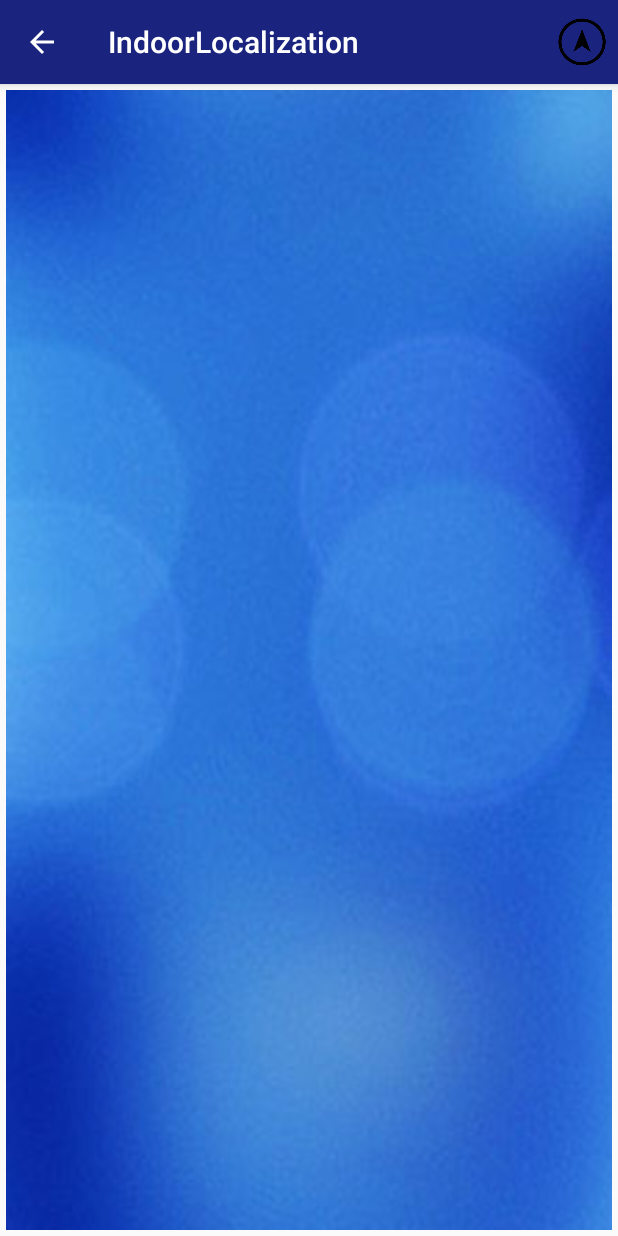
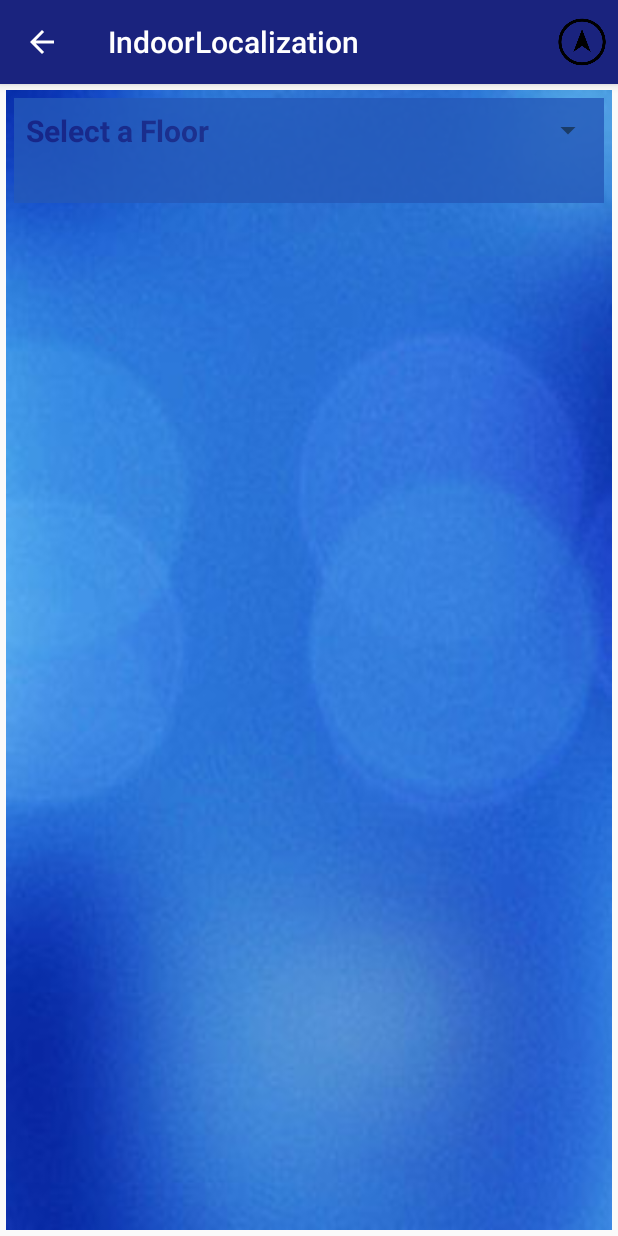
Before and after one commit to abhishek1508/Android-Projects, an Android app: the screen it shows after launch (LocatorDetailsActivity), after a tap on "Jordan Hall", on a phone screen of 412 x 824 dp. Run offline under Robolectric (Android 15) with nearby library versions, the phone set to English and light mode, and no system bars.

Commit message:
Added a class to add the textual signs and corresponding location. Also added the startActivity call to autocomplete textview in the LocationFinder Activity.

```diff
--- a/IndoorLocalization/app/src/main/java/com/example/abhishek/indoorlocalization/Current_Location.java
+++ b/IndoorLocalization/app/src/main/java/com/example/abhishek/indoorlocalization/Current_Location.java
@@ -2,13 +2,24 @@ package com.example.abhishek.indoorlocalization;
 
 import android.app.Fragment;
 import android.content.Context;
+import android.content.Intent;
 import android.os.Bundle;
+import android.util.Log;
+import android.view.KeyEvent;
 import android.view.LayoutInflater;
 import android.view.View;
 import android.view.ViewGroup;
+import android.view.inputmethod.EditorInfo;
+import android.view.inputmethod.InputMethodManager;
+import android.widget.AdapterView;
 import android.widget.ArrayAdapter;
+import android.widget.AutoCompleteTextView;
 import android.widget.ExpandableListView;
+import android.widget.ListView;
+import android.widget.RelativeLayout;
 import android.widget.Spinner;
+import android.widget.TextView;
+import android.widget.Toast;
 
 import java.util.ArrayList;
 import java.util.HashMap;
@@ -20,12 +31,121 @@ import java.util.List;
 public class Current_Location extends Fragment {
 
     Context mContext;
+    public String[] mFloorNumber = new String[LocatorDetailsActivity.number_of_floors+1];
+    public String[] mListOfSigns;
+    private AutoCompleteTextView mSelectSign;
+    private Spinner mSelectFloor;
+    private RelativeLayout relative;
+    private String mDebug = Current_Location.class.getName();
 
     @Override
     public View onCreateView(LayoutInflater inflater, ViewGroup container, Bundle savedInstanceState) {
         View view = inflater.inflate(R.layout.layout_current_location, container, false);
+        init();
+        mSelectFloor = (Spinner)view.findViewById(R.id.spinner_select_floor);
+        mSelectSign = (AutoCompleteTextView)view.findViewById(R.id.auto_complete_sign_selection);
+        relative = (RelativeLayout)view.findViewById(R.id.relativeLayout_for_select_sign);
 
+        CustomAdapter mAdapter = new CustomAdapter(getActivity(),R.layout.layout_floor_list,R.id.floor_number,mFloorNumber);
+        mSelectFloor.setAdapter(mAdapter);
+
+        mSelectFloor.setOnItemSelectedListener(new AdapterView.OnItemSelectedListener() {
+            @Override
+            public void onItemSelected(AdapterView<?> parent, View view, int position, long id) {
+
+                /* Stores the value of floor selected in a string variable. It then
+                compares it with "Select a Floor" to match if the floor selected is a Floor number.
+                If the selected floor is a floor number then the relative layout allowing the user
+                to select a sign is made visible and the AutoCompleteTextView is populated with
+                signs relevant to the floor selected.
+                 */
+                String floor_selected = parent.getItemAtPosition(position).toString();
+                if(!floor_selected .equalsIgnoreCase("Select a Floor")) {
+                    relative.setVisibility(View.VISIBLE);
+                    DatabaseHelperAdapter mDatabaseHelperAdapter = DatabaseHelperAdapter.getInstance(mContext);
+                    mListOfSigns = mDatabaseHelperAdapter.getSigns(floor_selected);
+                    CustomAdapter mAdapter = new CustomAdapter(getActivity(), R.layout.layout_select_sign, R.id.text_select_sign, mListOfSigns);
+                    mSelectSign.setAdapter(mAdapter);
+                }
+                else
+                    relative.setVisibility(View.INVISIBLE);
+            }
+
+            @Override
+            public void onNothingSelected(AdapterView<?> parent) {
+
+            }
+        });
+
+        mSelectSign.setOnEditorActionListener(new TextView.OnEditorActionListener() {
+            @Override
+            public boolean onEditorAction(TextView v, int actionId, KeyEvent event) {
+                /* When the user clicks DONE in soft key board, the code checks if the text entered
+                by the user has been selected from the populated options available, or the user has
+                entered his own text. If the text does not exists in the populated list then the user
+                is shown a toast telling him to select a sign from the list.
+                 */
+                if(actionId == EditorInfo.IME_ACTION_GO){
+                    InputMethodManager imm = (InputMethodManager) mContext.getSystemService(Context.INPUT_METHOD_SERVICE);
+                    imm.hideSoftInputFromWindow(getActivity().getCurrentFocus().getWindowToken(),InputMethodManager.HIDE_NOT_ALWAYS);
+                    String mSignEntered = mSelectSign.getText().toString();
+                    int result = 0;
+                    for(int i = 0; i < mListOfSigns.length; i++){
+                        if(!mSignEntered.equalsIgnoreCase(mListOfSigns[i])){
+                            continue;
+                        }
+                        else{
+                            result = 1;
+                            break;
+                        }
+                    }
+                    if(result != 1)
+                        Toast.makeText(mContext,"Please select a sign from the list",Toast.LENGTH_LONG).show();
+                    else{
+                        Intent intent = new Intent(getActivity(),FindOnMap.class);
+                        startActivity(intent);
+                    }
+
+                }
+                return false;
+            }
+        });
         return view;
     }
 
+    private void init(){
+
+        mContext = getActivity().getApplicationContext();
+        mFloorNumber[0] = "Select a Floor";
+        // initialize the mFloorNumber array with the Floor values.
+        for(int i = 1; i < LocatorDetailsActivity.number_of_floors+1; i++)
+            mFloorNumber[i] = "Floor "+i;
+    }
+
+    public class CustomAdapter extends ArrayAdapter<String> {
+
+        private String[] mValuesList;
+        Context mContext;
+        private int layout;
+        private int text_view_id;
+        public CustomAdapter(Context mContext, int resource, int textViewResourceId, String[] mSelectSign) {
+            super(mContext, resource, textViewResourceId, mSelectSign);
+            this.layout = resource;
+            this.text_view_id = textViewResourceId;
+            this.mValuesList = mSelectSign;
+            this.mContext = mContext;
+        }
+
+        @Override
+        public View getView(int position, View convertView, ViewGroup parent) {
+            View row = convertView;
+            if(row == null){
+                LayoutInflater inflater = (LayoutInflater) mContext.getSystemService(Context.LAYOUT_INFLATER_SERVICE);
+                row = inflater.inflate(layout,parent,false);
+            }
+            TextView mText = (TextView)row.findViewById(text_view_id);
+            mText.setText(mValuesList[position]);
+            return row;
+        }
+    }
 }
--- /dev/null
+++ b/IndoorLocalization/app/src/main/java/com/example/abhishek/indoorlocalization/DatabaseHelperAdapter.java
@@ -0,0 +1,147 @@
+package com.example.abhishek.indoorlocalization;
+
+/**
+ * Created by shardendu on 2/27/15.
+ */
+import android.content.ContentValues;
+import android.content.Context;
+import android.database.Cursor;
+import android.database.sqlite.SQLiteDatabase;
+import android.database.sqlite.SQLiteOpenHelper;
+import android.util.Log;
+
+import java.util.ArrayList;
+import java.util.Map;
+
+
+public class DatabaseHelperAdapter {
+
+    DatabaseHelper helper;
+    private static String mDebug = DatabaseHelperAdapter.class.getName();
+    private static DatabaseHelperAdapter mInstance = null;
+
+    private DatabaseHelperAdapter(Context context) {
+
+        helper = new DatabaseHelper(context);
+        helper.getWritableDatabase();
+    }
+
+    public static DatabaseHelperAdapter getInstance(Context context){
+        if(mInstance == null) {
+            mInstance = new DatabaseHelperAdapter(context);
+            Log.d(mDebug,"First time instance creation");
+        }
+        else
+            Log.d(mDebug,"Using the same instance");
+        return mInstance;
+    }
+
+    public ArrayList<String> getLocation(String mFloorNum, String mSignText) {
+        SQLiteDatabase db2 = helper.getWritableDatabase();
+        String[] columns = {helper.LOCATION};
+        Cursor cursor = db2.query(helper.TABLE_NAME, columns, helper.FLOOR+" = '"+mFloorNum+"'" + "and " + helper.CURR_SIGN + "= '"+ mSignText+"'", null, null, null, null);
+
+        //StringBuffer buffer = new StringBuffer();
+        ArrayList<String> locate = new ArrayList<String>();
+        int i=0;
+        while(cursor.moveToNext()) {
+            int u_id = cursor.getColumnIndex(helper.LOCATION);
+            locate.add(cursor.getString(u_id));
+
+        }
+        return locate;
+    }
+    public Integer getFloorCount(String build_name) {
+        SQLiteDatabase db2 = helper.getWritableDatabase();
+        String[] columns = {helper.FLOOR};
+        Cursor cursor = db2.query(true,helper.TABLE_NAME,columns,helper.BUILD_NAME+ " = '"+build_name+"'",null,null,null,null,null);
+        int i=cursor.getCount();
+        return i;
+    }
+    public String[] getSigns(String mFloorNum) {
+        SQLiteDatabase db2 = helper.getWritableDatabase();
+        String[] columns = {helper.CURR_SIGN};
+
+        Cursor cursor = db2.query(true,helper.TABLE_NAME,columns,helper.FLOOR+ " = '"+mFloorNum+"'",null,null,null,null,null);
+        String[] signs = new String[cursor.getCount()];
+        int i=0;
+        while(cursor.moveToNext()){
+            int u_id = cursor.getColumnIndex(helper.CURR_SIGN);
+            signs[i]=cursor.getString(u_id);
+            i++;
+
+        }
+        return signs;
+    }
+
+    public class DatabaseHelper extends SQLiteOpenHelper {
+
+        private static final String DATABASE_NAME= "ILSDatabase";
+        private static final String TABLE_NAME="ILSTable";
+        private static final int DATABASE_VERSION = 37;
+        private static final String BUILD_NAME="build_name";
+        private static final String FLOOR="floor";
+        private static final String PREV_SIGN="prev_sign";
+        private static final String CURR_SIGN="curr_sign";
+        private static final String NEXT_SIGN="next_sign";
+        private static final String LOCATION="_location";
+        private static final String CREATE_TABLE="CREATE TABLE "+ TABLE_NAME +" ("+BUILD_NAME+" VARCHAR(50),"+FLOOR+" VARCHAR(50), "+PREV_SIGN+" VARCHAR(50), " +
+                " "+CURR_SIGN+" VARCHAR(50), "+NEXT_SIGN+" VARCHAR(50), "+LOCATION+" VARCHAR(50) PRIMARY KEY);";
+        private static final String DROP_TABLE="Drop table IF EXISTS "+ TABLE_NAME;
+        private Context context;
+
+        //constructor- mandatory
+        public DatabaseHelper(Context context){
+            super(context, DATABASE_NAME, null,DATABASE_VERSION);//takes context, datbasename, custom cursor and database version
+            this.context=context;
+            Log.d("Constructor", "Constructor called");
+        }
+
+        //onCreate called only when database doesn't exist
+        @Override
+        public void onCreate(SQLiteDatabase db) {
+
+            try {
+                db.execSQL(CREATE_TABLE);
+                ContentValues cv= new ContentValues();
+                for(int i = 0; i < EnterSignsAndLocation.mList.size(); i++){
+                    cv.put(DatabaseHelper.BUILD_NAME, "Jordan Hall");
+                    cv.put(DatabaseHelper.FLOOR,"Floor "+String.valueOf(i+1));
+                    for(Map.Entry me : EnterSignsAndLocation.mList.get(i).entrySet()){
+                        cv.put(DatabaseHelper.CURR_SIGN, String.valueOf(me.getKey()));
+                        cv.put(DatabaseHelper.LOCATION,String.valueOf(me.getValue()));
+                        insertValues(db, cv);
+                    }
+                }
+
+            }catch (Exception e){
+                e.printStackTrace();
+            }
+
+
+        }
+        public void insertValues(SQLiteDatabase db, ContentValues cv){
+            try{
+                long id=db.insert(DatabaseHelper.TABLE_NAME,null, cv);
+            }catch (Exception e){
+                e.printStackTrace();
+            }
+
+
+        }
+
+        @Override
+        public void onUpgrade(SQLiteDatabase db, int oldVersion, int newVersion) {
+
+            try {
+                db.execSQL(DROP_TABLE);
+                onCreate(db);
+            }catch (Exception e){
+            }
+        }
+    }
+
+}
+/**
+ * Created by shardendu on 2/26/15.
+ */
--- /dev/null
+++ b/IndoorLocalization/app/src/main/java/com/example/abhishek/indoorlocalization/EnterSignsAndLocation.java
@@ -0,0 +1,32 @@
+package com.example.abhishek.indoorlocalization;
+
+        import java.util.ArrayList;
+        import java.util.HashMap;
+        import java.util.List;
+
+/**
+ * Created by ABHISHEK on 02-04-2015.
+ */
+public class EnterSignsAndLocation {
+
+    public static List<HashMap<String,String>> mList = new ArrayList<>();
+    HashMap<String,String> mFloor1Details = new HashMap<>();
+    HashMap<String,String> mFloor2Details = new HashMap<>();
+    HashMap<String,String> mFloor3Details = new HashMap<>();
+    HashMap<String,String> mFloor4Details = new HashMap<>();
+
+    public void fill_data(){
+        mFloor1Details.put("AAAA","1111");
+        mFloor1Details.put("AABB","2222");
+        mFloor2Details.put("CCCC","3333");
+        mFloor2Details.put("CCDD","4444");
+        mFloor3Details.put("EEEE","5555");
+        mFloor3Details.put("EEFF","6666");
+        mFloor4Details.put("GGGG","7777");
+        mFloor4Details.put("GGHH","8888");
+        mList.add(mFloor1Details);
+        mList.add(mFloor2Details);
+        mList.add(mFloor3Details);
+        mList.add(mFloor4Details);
+    }
+}
--- a/IndoorLocalization/app/src/main/java/com/example/abhishek/indoorlocalization/LocationFinder.java
+++ b/IndoorLocalization/app/src/main/java/com/example/abhishek/indoorlocalization/LocationFinder.java
@@ -6,6 +6,7 @@ import android.graphics.Bitmap;
 import android.graphics.BitmapFactory;
 import android.support.v7.app.ActionBarActivity;
 import android.os.Bundle;
+import android.util.Log;
 import android.view.KeyEvent;
 import android.view.LayoutInflater;
 import android.view.MotionEvent;
@@ -33,6 +34,10 @@ public class LocationFinder extends ActionBarActivity {
     Bitmap bm = null;
     RoundImage roundedImage;
     int image = R.drawable.background;
+    DatabaseHelperAdapter mDatabaseHelperAdapter;
+    EnterSignsAndLocation mEnterData = null;
+    private String mDebug = LocationFinder.class.getName();
+    private int mNumberOfFloors = 0;
 
     @Override
     public void onCreate(Bundle savedInstanceState) {
@@ -59,7 +64,9 @@ public class LocationFinder extends ActionBarActivity {
             @Override
             public boolean onEditorAction(TextView v, int actionId, KeyEvent event) {
                 if(actionId == EditorInfo.IME_ACTION_GO){
-                    Toast.makeText(LocationFinder.this, mAuto.getText().toString(), Toast.LENGTH_LONG).show();
+                    String mBuildingName = v.getText().toString();
+                    Log.d(mDebug, "Name of the building is: "+mBuildingName);
+                    startLocatorDetailsActivity(mBuildingName,mDatabaseHelperAdapter.getFloorCount(mBuildingName));
                 }
                 return false;
             }
@@ -69,19 +76,29 @@ public class LocationFinder extends ActionBarActivity {
             @Override
             public void onItemClick(AdapterView<?> parent, View view, int position, long id) {
                 TextView text = (TextView) view.findViewById(R.id.list_building_name);
-                if(text.getText().toString().equalsIgnoreCase("jordan hall")) {
-                    Intent intent = new Intent(LocationFinder.this, LocatorDetailsActivity.class);
-                    intent.putExtra("building_name", text.getText());
-                    startActivity(intent);
-                }
-                else{
-                    Toast.makeText(LocationFinder.this, "Coming Soon", Toast.LENGTH_LONG).show();
-                }
+                String mBuildingName = text.getText().toString();
+                /* Get the number of floors on the basis of building clicked */
+                Log.d(mDebug, "Number of floors in "+mBuildingName+" are: " + mDatabaseHelperAdapter.getFloorCount(mBuildingName));
+                startLocatorDetailsActivity(mBuildingName,mDatabaseHelperAdapter.getFloorCount(mBuildingName));
             }
         });
     }
 
+    private void startLocatorDetailsActivity(String str, int no_of_floors){
+        if(str.equalsIgnoreCase("jordan hall")) {
+            Intent intent = new Intent(LocationFinder.this, LocatorDetailsActivity.class);
+            intent.putExtra("number_of_floors", String.valueOf(no_of_floors));
+            startActivity(intent);
+        }
+        else{
+            Toast.makeText(LocationFinder.this, "Coming Soon", Toast.LENGTH_LONG).show();
+        }
+    }
     private void init(){
+        mEnterData = new EnterSignsAndLocation();
+        mEnterData.fill_data();
+        mDatabaseHelperAdapter = DatabaseHelperAdapter.getInstance(this);
+        //dataHelper= new DatabaseHelperAdapter(this);
         mAutoCompleteBuilding = getResources().getStringArray(R.array.all_buildings);
         mBuildings = getResources().getStringArray(R.array.popular_buildings_list);
         ArrayAdapter<String> adapter = new ArrayAdapter<String>(LocationFinder.this,android.R.layout.simple_list_item_1,mAutoCompleteBuilding);
@@ -117,9 +134,6 @@ public class LocationFinder extends ActionBarActivity {
         @Override
         public View getView(int position, View convertView, ViewGroup parent) {
 
-            /*TODO
-            ViewHolder*/
-
             View row = convertView;
             if(row == null) {
                 LayoutInflater inflater = (LayoutInflater) context.getSystemService(Context.LAYOUT_INFLATER_SERVICE);
--- a/IndoorLocalization/app/src/main/java/com/example/abhishek/indoorlocalization/LocatorDetailsActivity.java
+++ b/IndoorLocalization/app/src/main/java/com/example/abhishek/indoorlocalization/LocatorDetailsActivity.java
@@ -10,6 +10,7 @@ import android.view.Menu;
 import android.view.MenuItem;
 import android.view.View;
 import android.view.ViewGroup;
+import android.widget.Toast;
 
 /**
  * Created by ABHISHEK on 14-03-2015.
@@ -18,14 +19,17 @@ public class LocatorDetailsActivity extends ActionBarActivity implements Fragmen
 
     private Handler mHandler = new Handler();
     private boolean isBack = false;
+    public static int number_of_floors;
     private String mBuildingName;
 
     @Override
     protected void onCreate(Bundle savedInstanceState) {
         super.onCreate(savedInstanceState);
         setContentView(R.layout.locate_yourself);
+
         Bundle extras = getIntent().getExtras();
-        mBuildingName = extras.getString("building_name");
+        number_of_floors = Integer.parseInt(extras.getString("number_of_floors"));
+
         if(savedInstanceState == null)
             getFragmentManager().beginTransaction().add(R.id.frame_container, new Current_Location()).commit();
 
--- a/IndoorLocalization/app/src/main/res/layout/layout_current_location.xml
+++ b/IndoorLocalization/app/src/main/res/layout/layout_current_location.xml
@@ -5,4 +5,66 @@
     android:layout_margin="2dp"
     android:background="@drawable/blue">
 
+    <RelativeLayout
+        android:layout_width="fill_parent"
+        android:layout_height="70dp"
+        android:layout_margin="5dp"
+        android:background="#2559b9"
+        android:alpha="0.8"
+        android:id="@+id/relativeLayout_for_listView">
+
+
+        <Spinner
+            android:layout_width="match_parent"
+            android:layout_height="wrap_content"
+            android:id="@+id/spinner_select_floor"
+            android:layout_alignParentTop="true"
+            android:layout_centerHorizontal="true"
+            android:layout_centerVertical="true"/>
+    </RelativeLayout>
+
+    <RelativeLayout
+        android:id="@+id/relativeLayout_for_select_sign"
+        android:layout_width="fill_parent"
+        android:layout_height="wrap_content"
+        android:layout_marginTop="5dp"
+        android:layout_marginBottom="110dp"
+        android:layout_below="@+id/relativeLayout_for_listView"
+        android:layout_alignLeft="@+id/relativeLayout_for_listView"
+        android:layout_alignStart="@+id/relativeLayout_for_listView"
+        android:layout_alignRight="@+id/relativeLayout_for_listView"
+        android:background="#2559b9"
+        android:visibility="invisible">
+
+        <TextView
+            android:layout_width="wrap_content"
+            android:layout_height="wrap_content"
+            android:paddingLeft="8dp"
+            android:layout_marginTop="5dp"
+            android:textColor="#ffffff"
+            android:textStyle="bold|italic"
+            android:textSize="20sp"
+            android:textAppearance="?android:attr/textAppearanceMedium"
+            android:text="Please select a sign"
+            android:id="@+id/text_choose_sign"
+            android:layout_alignParentTop="true"
+            android:layout_alignParentLeft="true"
+            android:layout_alignParentStart="true" />
+
+        <AutoCompleteTextView
+            android:layout_width="match_parent"
+            android:layout_height="wrap_content"
+            android:cursorVisible="true"
+            android:textColor="#ffffff"
+            android:textSize="22sp"
+            android:textStyle="bold"
+            android:imeOptions="actionGo"
+            android:inputType="textAutoCorrect|textAutoComplete"
+            android:id="@+id/auto_complete_sign_selection"
+            android:layout_below="@+id/text_choose_sign"
+            android:layout_alignParentLeft="true"
+            android:layout_alignParentStart="true" />
+    </RelativeLayout>
+
+
 </RelativeLayout>
--- /dev/null
+++ b/IndoorLocalization/app/src/main/res/layout/layout_floor_list.xml
@@ -0,0 +1,18 @@
+<?xml version="1.0" encoding="utf-8"?>
+<RelativeLayout xmlns:android="http://schemas.android.com/apk/res/android"
+    android:layout_width="match_parent" android:layout_height="match_parent">
+
+    <TextView
+        android:layout_width="wrap_content"
+        android:layout_height="wrap_content"
+        android:padding="8dp"
+        android:textAppearance="?android:attr/textAppearanceMedium"
+        android:text="Medium Text"
+        android:textColor="#1a237e"
+        android:textStyle="bold"
+        android:textSize="20sp"
+        android:id="@+id/floor_number"
+        android:layout_alignParentTop="true"
+        android:layout_alignParentLeft="true"
+        android:layout_alignParentStart="true" />
+</RelativeLayout>
--- /dev/null
+++ b/IndoorLocalization/app/src/main/res/layout/layout_map.xml
@@ -0,0 +1,6 @@
+<?xml version="1.0" encoding="utf-8"?>
+<RelativeLayout xmlns:android="http://schemas.android.com/apk/res/android"
+    android:layout_width="match_parent" android:layout_height="match_parent"
+    android:background="@android:color/holo_blue_light">
+
+</RelativeLayout>
--- a/IndoorLocalization/app/src/main/res/layout/layout_navigate.xml
+++ b/IndoorLocalization/app/src/main/res/layout/layout_navigate.xml
@@ -5,4 +5,5 @@
     android:layout_margin="2dp"
     android:background="@drawable/blue">
 
+
 </RelativeLayout>
```
Also changed, not shown: IndoorLocalization/app/src/main/AndroidManifest.xml (+8 -0 lines), IndoorLocalization/app/src/main/java/com/example/abhishek/indoorlocalization/FindOnMap.java (added, +16 -0 lines), IndoorLocalization/app/src/main/java/com/example/abhishek/indoorlocalization/Navigate.java (+14 -1 lines), IndoorLocalization/app/src/main/res/layout/layout_select_sign.xml (added, +18 -0 lines).
